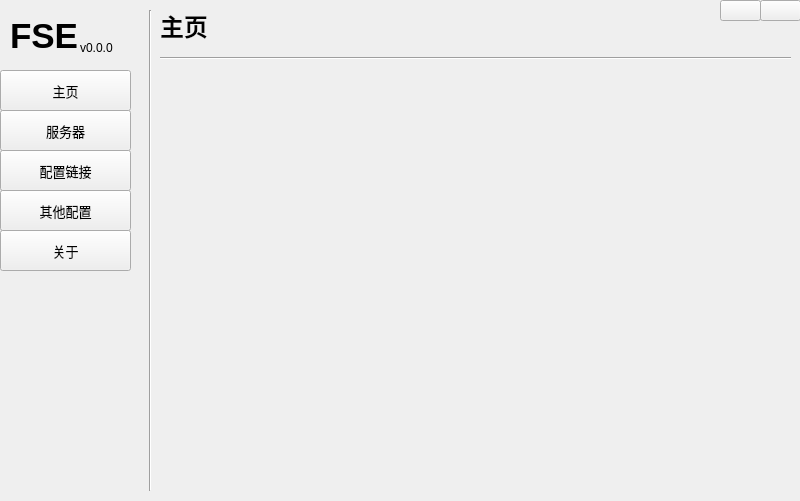
Old version of the form ui/main.ui in the repository LyceenAiro/EazyFrpSetting.
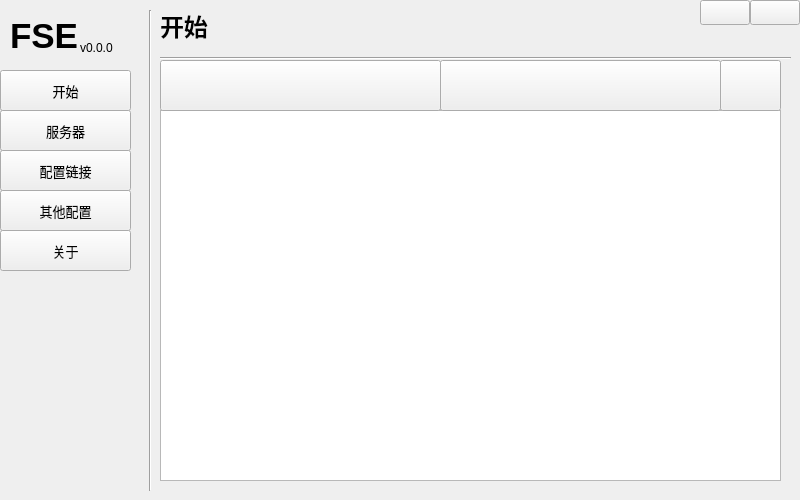
New version of the form. The open tabs and pages were chosen to show the change.

The edit to the form file:
```diff
--- a/ui/main.ui
+++ b/ui/main.ui
@@ -2,14 +2,29 @@
 <ui version="4.0">
  <class>MainWindow</class>
  <widget class="QMainWindow" name="MainWindow">
+  <property name="enabled">
+   <bool>true</bool>
+  </property>
   <property name="geometry">
    <rect>
     <x>0</x>
     <y>0</y>
     <width>800</width>
-    <height>501</height>
+    <height>500</height>
    </rect>
   </property>
+  <property name="minimumSize">
+   <size>
+    <width>800</width>
+    <height>500</height>
+   </size>
+  </property>
+  <property name="maximumSize">
+   <size>
+    <width>800</width>
+    <height>500</height>
+   </size>
+  </property>
   <property name="windowTitle">
    <string>Frp快速配置</string>
   </property>
@@ -57,7 +72,7 @@
        <rect>
         <x>0</x>
         <y>40</y>
-        <width>641</width>
+        <width>631</width>
         <height>16</height>
        </rect>
       </property>
@@ -81,9 +96,82 @@
        </font>
       </property>
       <property name="text">
-       <string>主页</string>
+       <string>开始</string>
       </property>
      </widget>
+     <widget class="QPushButton" name="main_start">
+      <property name="geometry">
+       <rect>
+        <x>0</x>
+        <y>50</y>
+        <width>281</width>
+        <height>51</height>
+       </rect>
+      </property>
+      <property name="font">
+       <font>
+        <pointsize>14</pointsize>
+        <bold>false</bold>
+       </font>
+      </property>
+      <property name="text">
+       <string/>
+      </property>
+     </widget>
+     <widget class="QTextEdit" name="main_log">
+      <property name="geometry">
+       <rect>
+        <x>0</x>
+        <y>100</y>
+        <width>621</width>
+        <height>371</height>
+       </rect>
+      </property>
+     </widget>
+     <widget class="QPushButton" name="main_clear">
+      <property name="geometry">
+       <rect>
+        <x>560</x>
+        <y>50</y>
+        <width>61</width>
+        <height>51</height>
+       </rect>
+      </property>
+      <property name="font">
+       <font>
+        <pointsize>14</pointsize>
+        <bold>false</bold>
+       </font>
+      </property>
+      <property name="text">
+       <string/>
+      </property>
+     </widget>
+     <widget class="QPushButton" name="main_stop">
+      <property name="geometry">
+       <rect>
+        <x>280</x>
+        <y>50</y>
+        <width>281</width>
+        <height>51</height>
+       </rect>
+      </property>
+      <property name="font">
+       <font>
+        <pointsize>14</pointsize>
+        <bold>false</bold>
+       </font>
+      </property>
+      <property name="text">
+       <string/>
+      </property>
+     </widget>
+     <zorder>main_log</zorder>
+     <zorder>line_5</zorder>
+     <zorder>label_10</zorder>
+     <zorder>main_start</zorder>
+     <zorder>main_clear</zorder>
+     <zorder>main_stop</zorder>
     </widget>
     <widget class="QWidget" name="page0">
      <widget class="Line" name="line_4">
@@ -488,10 +576,10 @@
     <widget class="QPushButton" name="window_close">
      <property name="geometry">
       <rect>
-       <x>180</x>
+       <x>170</x>
        <y>0</y>
-       <width>41</width>
-       <height>21</height>
+       <width>50</width>
+       <height>25</height>
       </rect>
      </property>
      <property name="contextMenuPolicy">
@@ -504,10 +592,10 @@
     <widget class="QPushButton" name="window_mini">
      <property name="geometry">
       <rect>
-       <x>140</x>
+       <x>120</x>
        <y>0</y>
-       <width>41</width>
-       <height>21</height>
+       <width>50</width>
+       <height>25</height>
       </rect>
      </property>
      <property name="font">
@@ -537,7 +625,7 @@
      </font>
     </property>
     <property name="text">
-     <string>主页</string>
+     <string>开始</string>
     </property>
    </widget>
    <widget class="QPushButton" name="page_server">
```
Left out of the diff: 2 changed lines with no effect on the pictures.
